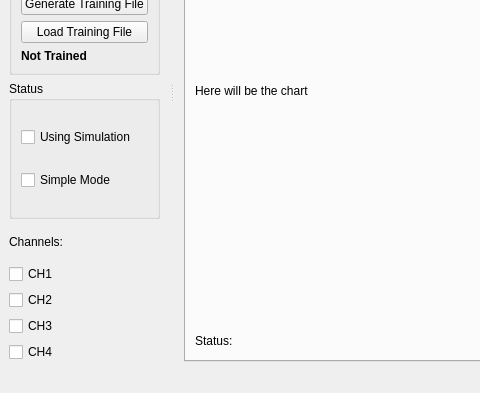
The window that python-real-time-application/views/layouts/base_project_main.ui (italogsfernandes/hand) describes before a commit, drawn with Qt 5; both pictures show x 0 to 480 and y 207 to 600 of the 792 by 600 pixel window.
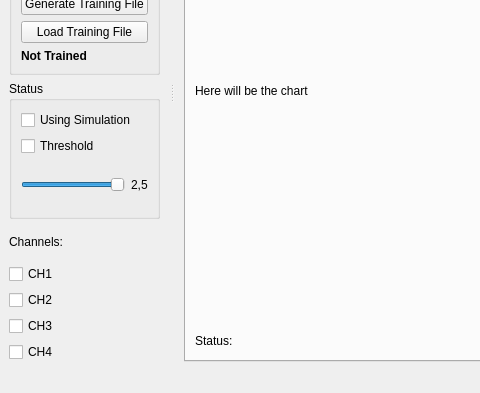
The same window after the commit. The open tabs and pages were chosen to show the change.

Diff of the .ui file:
```diff
--- a/python-real-time-application/views/layouts/base_project_main.ui
+++ b/python-real-time-application/views/layouts/base_project_main.ui
@@ -631,10 +631,40 @@
             <item>
              <widget class="QCheckBox" name="checkBox_simple_mode">
               <property name="text">
-               <string>Simple Mode</string>
+               <string>Threshold</string>
               </property>
              </widget>
             </item>
+            <item>
+             <layout class="QHBoxLayout" name="horizontalLayout_8">
+              <property name="leftMargin">
+               <number>0</number>
+              </property>
+              <property name="topMargin">
+               <number>0</number>
+              </property>
+              <item>
+               <widget class="QSlider" name="horizontalSlider_threshold">
+                <property name="maximum">
+                 <number>250</number>
+                </property>
+                <property name="value">
+                 <number>250</number>
+                </property>
+                <property name="orientation">
+                 <enum>Qt::Horizontal</enum>
+                </property>
+               </widget>
+              </item>
+              <item>
+               <widget class="QLabel" name="label_2">
+                <property name="text">
+                 <string>2,5</string>
+                </property>
+               </widget>
+              </item>
+             </layout>
+            </item>
            </layout>
           </widget>
          </item>
```
Left out of the diff: 2 changed lines with no effect on the pictures.
